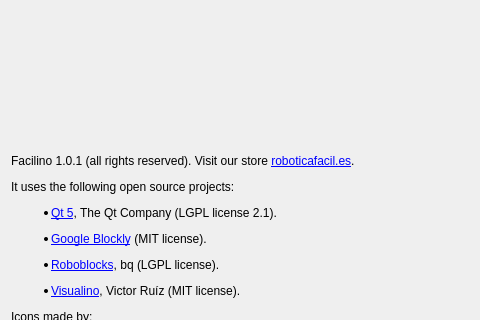
This is src/aboutdialog.ui in roboticafacil/facilino as Qt 5 draws it before an edit; both pictures show x 0 to 480 and y 192 to 512 of the 798 by 737 pixel window. The edited form follows.
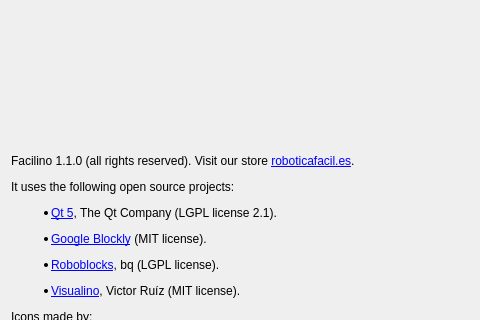
This is the edited form. Icons and pictures are not drawn.

Commit message: modified:   src/aboutdialog.ui 	modified:   ts/facilino_ca-es.qm 	modified:   ts/facilino_ca-es.ts 	modified:   ts/facilino_es-es.ts

Patch:
```diff
--- a/src/aboutdialog.ui
+++ b/src/aboutdialog.ui
@@ -39,7 +39,7 @@
    <item>
     <widget class="QLabel" name="label_4">
      <property name="text">
-      <string>&lt;html&gt;&lt;head/&gt;&lt;body&gt;&lt;p&gt;Facilino 1.0.1 (all rights reserved). Visit our store &lt;a href=&quot;https://roboticafacil.es&quot;&gt;&lt;span style=&quot; text-decoration: underline; color:#0000ff;&quot;&gt;roboticafacil.es&lt;/span&gt;&lt;/a&gt;.&lt;/p&gt;&lt;p&gt;It uses the following open source projects:&lt;/p&gt;&lt;ul style=&quot;margin-top: 0px; margin-bottom: 0px; margin-left: 0px; margin-right: 0px; -qt-list-indent: 1;&quot;&gt;&lt;li style=&quot; margin-top:12px; margin-bottom:0px; margin-left:0px; margin-right:0px; -qt-block-indent:0; text-indent:0px;&quot;&gt;&lt;a href=&quot;http://www.qt.io/&quot;&gt;&lt;span style=&quot; text-decoration: underline; color:#0000ff;&quot;&gt;Qt 5&lt;/span&gt;&lt;/a&gt;, The Qt Company (LGPL license 2.1).&lt;/li&gt;&lt;li style=&quot; margin-top:12px; margin-bottom:0px; margin-left:0px; margin-right:0px; -qt-block-indent:0; text-indent:0px;&quot;&gt;&lt;a href=&quot;https://developers.google.com/blockly/&quot;&gt;&lt;span style=&quot; text-decoration: underline; color:#0000ff;&quot;&gt;Google Blockly&lt;/span&gt;&lt;/a&gt; (MIT license).&lt;/li&gt;&lt;li style=&quot; margin-top:12px; margin-bottom:0px; margin-left:0px; margin-right:0px; -qt-block-indent:0; text-indent:0px;&quot;&gt;&lt;a href=&quot;https://github.com/bq/roboblocks&quot;&gt;&lt;span style=&quot; text-decoration: underline; color:#0000ff;&quot;&gt;Roboblocks&lt;/span&gt;&lt;/a&gt;, bq (LGPL license).&lt;/li&gt;&lt;li style=&quot; margin-top:12px; margin-bottom:0px; margin-left:0px; margin-right:0px; -qt-block-indent:0; text-indent:0px;&quot;&gt;&lt;a href=&quot;http://visualino.net&quot;&gt;&lt;span style=&quot; text-decoration: underline; color:#0000ff;&quot;&gt;Visualino&lt;/span&gt;&lt;/a&gt;, Victor Ruíz (MIT license).&lt;/li&gt;&lt;/ul&gt;&lt;p&gt;Icons made by:&lt;/p&gt;&lt;ul style=&quot;margin-top: 0px; margin-bottom: 0px; margin-left: 0px; margin-right: 0px; -qt-list-indent: 1;&quot;&gt;&lt;li style=&quot; margin-top:12px; margin-bottom:0px; margin-left:0px; margin-right:0px; -qt-block-indent:0; text-indent:0px;&quot;&gt;&lt;a href=&quot; http://www.flaticon.com/authors/madebyoliver&quot;&gt;&lt;span style=&quot; text-decoration: underline; color:#0000ff;&quot;&gt;Madebyoliver&lt;/span&gt;&lt;/a&gt; from &lt;a href=&quot; http://www.flaticon.com&quot;&gt;&lt;span style=&quot; text-decoration: underline; color:#0000ff;&quot;&gt;www.flaticon.com&lt;/span&gt;&lt;/a&gt; is licensed by &lt;a href=&quot;http://creativecommons.org/licenses/by/3.0/&quot;&gt;&lt;span style=&quot; text-decoration: underline; color:#0000ff;&quot;&gt;CC 3.0 BY&lt;/span&gt;&lt;/a&gt;&lt;a href=&quot;http://creativecommons.org/licenses/by/3.0/&quot;&gt;&lt;span style=&quot; text-decoration: underline; color:#000000;&quot;&gt;.&lt;/span&gt;&lt;/a&gt;&lt;/li&gt;&lt;/ul&gt;&lt;ul style=&quot;margin-top: 0px; margin-bottom: 0px; margin-left: 0px; margin-right: 0px; -qt-list-indent: 1;&quot;&gt;&lt;li style=&quot; margin-top:12px; margin-bottom:0px; margin-left:0px; margin-right:0px; -qt-block-indent:0; text-indent:0px;&quot;&gt;&lt;a href=&quot;http://www.freepik.com&quot;&gt;&lt;span style=&quot; text-decoration: underline; color:#0000ff;&quot;&gt;Freepik&lt;/span&gt;&lt;/a&gt; from &lt;a href=&quot; http://www.flaticon.com&quot;&gt;&lt;span style=&quot; text-decoration: underline; color:#0000ff;&quot;&gt;www.flaticon.com&lt;/span&gt;&lt;/a&gt; is licensed by &lt;a href=&quot;http://creativecommons.org/licenses/by/3.0/&quot;&gt;&lt;span style=&quot; text-decoration: underline; color:#0000ff;&quot;&gt;CC 3.0 BY&lt;/span&gt;&lt;/a&gt;&lt;a href=&quot;http://creativecommons.org/licenses/by/3.0/&quot;&gt;&lt;span style=&quot; text-decoration: underline; color:#000000;&quot;&gt;.&lt;/span&gt;&lt;/a&gt;&lt;/li&gt;&lt;/ul&gt;&lt;ul style=&quot;margin-top: 0px; margin-bottom: 0px; margin-left: 0px; margin-right: 0px; -qt-list-indent: 1;&quot;&gt;&lt;li style=&quot; margin-top:12px; margin-bottom:0px; margin-left:0px; margin-right:0px; -qt-block-indent:0; text-indent:0px;&quot;&gt;&lt;a href=&quot;http://www.flaticon.com/authors/plainicon&quot;&gt;&lt;span style=&quot; text-decoration: underline; color:#0000ff;&quot;&gt;Plainicon&lt;/span&gt;&lt;/a&gt; from &lt;a href=&quot; http://www.flaticon.com&quot;&gt;&lt;span style=&quot; text-decoration: underline; color:#0000ff;&quot;&gt;www.flaticon.com&lt;/span&gt;&lt;/a&gt; is licensed by &lt;a href=&quot;http://creativecommons.org/licenses/by/3.0/&quot;&gt;&lt;span style=&quot; text-decoration: underline; color:#0000ff;&quot;&gt;CC 3.0 BY&lt;/span&gt;&lt;/a&gt;&lt;a href=&quot;http://creativecommons.org/licenses/by/3.0/&quot;&gt;&lt;span style=&quot; text-decoration: underline; color:#000000;&quot;&gt;.&lt;/span&gt;&lt;/a&gt;&lt;/li&gt;&lt;/ul&gt;&lt;ul style=&quot;margin-top: 0px; margin-bottom: 0px; margin-left: 0px; margin-right: 0px; -qt-list-indent: 1;&quot;&gt;&lt;li style=&quot; margin-top:12px; margin-bottom:0px; margin-left:0px; margin-right:0px; -qt-block-indent:0; text-indent:0px;&quot;&gt;&lt;a href=&quot;http://www.flaticon.com/authors/gregor-cresnar&quot;&gt;&lt;span style=&quot; text-decoration: underline; color:#0000ff;&quot;&gt;Gregor Cresnar&lt;/span&gt;&lt;/a&gt; from &lt;a href=&quot; http://www.flaticon.com&quot;&gt;&lt;span style=&quot; text-decoration: underline; color:#0000ff;&quot;&gt;www.flaticon.com&lt;/span&gt;&lt;/a&gt; is licensed by &lt;a href=&quot;http://creativecommons.org/licenses/by/3.0/&quot;&gt;&lt;span style=&quot; text-decoration: underline; color:#0000ff;&quot;&gt;CC 3.0 BY&lt;/span&gt;&lt;/a&gt;&lt;a href=&quot;http://creativecommons.org/licenses/by/3.0/&quot;&gt;&lt;span style=&quot; text-decoration: underline; color:#000000;&quot;&gt;.&lt;/span&gt;&lt;/a&gt;&lt;/li&gt;&lt;/ul&gt;&lt;ul style=&quot;margin-top: 0px; margin-bottom: 0px; margin-left: 0px; margin-right: 0px; -qt-list-indent: 1;&quot;&gt;&lt;li style=&quot; margin-top:12px; margin-bottom:0px; margin-left:0px; margin-right:0px; -qt-block-indent:0; text-indent:0px;&quot;&gt;&lt;a href=&quot;http://www.flaticon.com/authors/vectors-market&quot;&gt;&lt;span style=&quot; text-decoration: underline; color:#0000ff;&quot;&gt;Vectors Market&lt;/span&gt;&lt;/a&gt; from &lt;a href=&quot; http://www.flaticon.com&quot;&gt;&lt;span style=&quot; text-decoration: underline; color:#0000ff;&quot;&gt;www.flaticon.com&lt;/span&gt;&lt;/a&gt; is licensed by &lt;a href=&quot;http://creativecommons.org/licenses/by/3.0/&quot;&gt;&lt;span style=&quot; text-decoration: underline; color:#0000ff;&quot;&gt;CC 3.0 BY&lt;/span&gt;&lt;/a&gt;&lt;a href=&quot;http://creativecommons.org/licenses/by/3.0/&quot;&gt;&lt;span style=&quot; text-decoration: underline; color:#000000;&quot;&gt;.&lt;/span&gt;&lt;/a&gt;&lt;/li&gt;&lt;/ul&gt;&lt;ul style=&quot;margin-top: 0px; margin-bottom: 0px; margin-left: 0px; margin-right: 0px; -qt-list-indent: 1;&quot;&gt;&lt;li style=&quot; margin-top:12px; margin-bottom:0px; margin-left:0px; margin-right:0px; -qt-block-indent:0; text-indent:0px;&quot;&gt;&lt;a href=&quot; http://www.flaticon.com/authors/google&quot;&gt;&lt;span style=&quot; text-decoration: underline; color:#0000ff;&quot;&gt;Google&lt;/span&gt;&lt;/a&gt; from &lt;a href=&quot; http://www.flaticon.com&quot;&gt;&lt;span style=&quot; text-decoration: underline; color:#0000ff;&quot;&gt;www.flaticon.com&lt;/span&gt;&lt;/a&gt; is licensed by &lt;a href=&quot;http://creativecommons.org/licenses/by/3.0/&quot;&gt;&lt;span style=&quot; text-decoration: underline; color:#0000ff;&quot;&gt;CC 3.0 BY&lt;/span&gt;&lt;/a&gt;&lt;a href=&quot;http://creativecommons.org/licenses/by/3.0/&quot;&gt;&lt;span style=&quot; text-decoration: underline; color:#000000;&quot;&gt;.&lt;/span&gt;&lt;/a&gt;&lt;/li&gt;&lt;/ul&gt;&lt;ul style=&quot;margin-top: 0px; margin-bottom: 0px; margin-left: 0px; margin-right: 0px; -qt-list-indent: 1;&quot;&gt;&lt;li style=&quot; margin-top:12px; margin-bottom:0px; margin-left:0px; margin-right:0px; -qt-block-indent:0; text-indent:0px;&quot;&gt;&lt;a href=&quot;http://www.flaticon.com/authors/dimitry-miroliubov&quot;&gt;&lt;span style=&quot; text-decoration: underline; color:#0000ff;&quot;&gt;Dimitry Miroliubov&lt;/span&gt;&lt;/a&gt; from &lt;a href=&quot;http://www.flaticon.com&quot;&gt;&lt;span style=&quot; text-decoration: underline; color:#0000ff;&quot;&gt;www.flaticon.com&lt;/span&gt;&lt;/a&gt; is licensed by &lt;a href=&quot;http://creativecommons.org/licenses/by/3.0/&quot;&gt;&lt;span style=&quot; text-decoration: underline; color:#0000ff;&quot;&gt;CC 3.0 BY&lt;/span&gt;&lt;/a&gt;.&lt;/li&gt;&lt;/ul&gt;&lt;/body&gt;&lt;/html&gt;</string>
+      <string>&lt;html&gt;&lt;head/&gt;&lt;body&gt;&lt;p&gt;Facilino 1.1.0 (all rights reserved). Visit our store &lt;a href=&quot;https://roboticafacil.es&quot;&gt;&lt;span style=&quot; text-decoration: underline; color:#0000ff;&quot;&gt;roboticafacil.es&lt;/span&gt;&lt;/a&gt;.&lt;/p&gt;&lt;p&gt;It uses the following open source projects:&lt;/p&gt;&lt;ul style=&quot;margin-top: 0px; margin-bottom: 0px; margin-left: 0px; margin-right: 0px; -qt-list-indent: 1;&quot;&gt;&lt;li style=&quot; margin-top:12px; margin-bottom:0px; margin-left:0px; margin-right:0px; -qt-block-indent:0; text-indent:0px;&quot;&gt;&lt;a href=&quot;http://www.qt.io/&quot;&gt;&lt;span style=&quot; text-decoration: underline; color:#0000ff;&quot;&gt;Qt 5&lt;/span&gt;&lt;/a&gt;, The Qt Company (LGPL license 2.1).&lt;/li&gt;&lt;li style=&quot; margin-top:12px; margin-bottom:0px; margin-left:0px; margin-right:0px; -qt-block-indent:0; text-indent:0px;&quot;&gt;&lt;a href=&quot;https://developers.google.com/blockly/&quot;&gt;&lt;span style=&quot; text-decoration: underline; color:#0000ff;&quot;&gt;Google Blockly&lt;/span&gt;&lt;/a&gt; (MIT license).&lt;/li&gt;&lt;li style=&quot; margin-top:12px; margin-bottom:0px; margin-left:0px; margin-right:0px; -qt-block-indent:0; text-indent:0px;&quot;&gt;&lt;a href=&quot;https://github.com/bq/roboblocks&quot;&gt;&lt;span style=&quot; text-decoration: underline; color:#0000ff;&quot;&gt;Roboblocks&lt;/span&gt;&lt;/a&gt;, bq (LGPL license).&lt;/li&gt;&lt;li style=&quot; margin-top:12px; margin-bottom:0px; margin-left:0px; margin-right:0px; -qt-block-indent:0; text-indent:0px;&quot;&gt;&lt;a href=&quot;http://visualino.net&quot;&gt;&lt;span style=&quot; text-decoration: underline; color:#0000ff;&quot;&gt;Visualino&lt;/span&gt;&lt;/a&gt;, Victor Ruíz (MIT license).&lt;/li&gt;&lt;/ul&gt;&lt;p&gt;Icons made by:&lt;/p&gt;&lt;ul style=&quot;margin-top: 0px; margin-bottom: 0px; margin-left: 0px; margin-right: 0px; -qt-list-indent: 1;&quot;&gt;&lt;li style=&quot; margin-top:12px; margin-bottom:0px; margin-left:0px; margin-right:0px; -qt-block-indent:0; text-indent:0px;&quot;&gt;&lt;a href=&quot; http://www.flaticon.com/authors/madebyoliver&quot;&gt;&lt;span style=&quot; text-decoration: underline; color:#0000ff;&quot;&gt;Madebyoliver&lt;/span&gt;&lt;/a&gt; from &lt;a href=&quot; http://www.flaticon.com&quot;&gt;&lt;span style=&quot; text-decoration: underline; color:#0000ff;&quot;&gt;www.flaticon.com&lt;/span&gt;&lt;/a&gt; is licensed by &lt;a href=&quot;http://creativecommons.org/licenses/by/3.0/&quot;&gt;&lt;span style=&quot; text-decoration: underline; color:#0000ff;&quot;&gt;CC 3.0 BY&lt;/span&gt;&lt;/a&gt;&lt;a href=&quot;http://creativecommons.org/licenses/by/3.0/&quot;&gt;&lt;span style=&quot; text-decoration: underline; color:#000000;&quot;&gt;.&lt;/span&gt;&lt;/a&gt;&lt;/li&gt;&lt;/ul&gt;&lt;ul style=&quot;margin-top: 0px; margin-bottom: 0px; margin-left: 0px; margin-right: 0px; -qt-list-indent: 1;&quot;&gt;&lt;li style=&quot; margin-top:12px; margin-bottom:0px; margin-left:0px; margin-right:0px; -qt-block-indent:0; text-indent:0px;&quot;&gt;&lt;a href=&quot;http://www.freepik.com&quot;&gt;&lt;span style=&quot; text-decoration: underline; color:#0000ff;&quot;&gt;Freepik&lt;/span&gt;&lt;/a&gt; from &lt;a href=&quot; http://www.flaticon.com&quot;&gt;&lt;span style=&quot; text-decoration: underline; color:#0000ff;&quot;&gt;www.flaticon.com&lt;/span&gt;&lt;/a&gt; is licensed by &lt;a href=&quot;http://creativecommons.org/licenses/by/3.0/&quot;&gt;&lt;span style=&quot; text-decoration: underline; color:#0000ff;&quot;&gt;CC 3.0 BY&lt;/span&gt;&lt;/a&gt;&lt;a href=&quot;http://creativecommons.org/licenses/by/3.0/&quot;&gt;&lt;span style=&quot; text-decoration: underline; color:#000000;&quot;&gt;.&lt;/span&gt;&lt;/a&gt;&lt;/li&gt;&lt;/ul&gt;&lt;ul style=&quot;margin-top: 0px; margin-bottom: 0px; margin-left: 0px; margin-right: 0px; -qt-list-indent: 1;&quot;&gt;&lt;li style=&quot; margin-top:12px; margin-bottom:0px; margin-left:0px; margin-right:0px; -qt-block-indent:0; text-indent:0px;&quot;&gt;&lt;a href=&quot;http://www.flaticon.com/authors/plainicon&quot;&gt;&lt;span style=&quot; text-decoration: underline; color:#0000ff;&quot;&gt;Plainicon&lt;/span&gt;&lt;/a&gt; from &lt;a href=&quot; http://www.flaticon.com&quot;&gt;&lt;span style=&quot; text-decoration: underline; color:#0000ff;&quot;&gt;www.flaticon.com&lt;/span&gt;&lt;/a&gt; is licensed by &lt;a href=&quot;http://creativecommons.org/licenses/by/3.0/&quot;&gt;&lt;span style=&quot; text-decoration: underline; color:#0000ff;&quot;&gt;CC 3.0 BY&lt;/span&gt;&lt;/a&gt;&lt;a href=&quot;http://creativecommons.org/licenses/by/3.0/&quot;&gt;&lt;span style=&quot; text-decoration: underline; color:#000000;&quot;&gt;.&lt;/span&gt;&lt;/a&gt;&lt;/li&gt;&lt;/ul&gt;&lt;ul style=&quot;margin-top: 0px; margin-bottom: 0px; margin-left: 0px; margin-right: 0px; -qt-list-indent: 1;&quot;&gt;&lt;li style=&quot; margin-top:12px; margin-bottom:0px; margin-left:0px; margin-right:0px; -qt-block-indent:0; text-indent:0px;&quot;&gt;&lt;a href=&quot;http://www.flaticon.com/authors/gregor-cresnar&quot;&gt;&lt;span style=&quot; text-decoration: underline; color:#0000ff;&quot;&gt;Gregor Cresnar&lt;/span&gt;&lt;/a&gt; from &lt;a href=&quot; http://www.flaticon.com&quot;&gt;&lt;span style=&quot; text-decoration: underline; color:#0000ff;&quot;&gt;www.flaticon.com&lt;/span&gt;&lt;/a&gt; is licensed by &lt;a href=&quot;http://creativecommons.org/licenses/by/3.0/&quot;&gt;&lt;span style=&quot; text-decoration: underline; color:#0000ff;&quot;&gt;CC 3.0 BY&lt;/span&gt;&lt;/a&gt;&lt;a href=&quot;http://creativecommons.org/licenses/by/3.0/&quot;&gt;&lt;span style=&quot; text-decoration: underline; color:#000000;&quot;&gt;.&lt;/span&gt;&lt;/a&gt;&lt;/li&gt;&lt;/ul&gt;&lt;ul style=&quot;margin-top: 0px; margin-bottom: 0px; margin-left: 0px; margin-right: 0px; -qt-list-indent: 1;&quot;&gt;&lt;li style=&quot; margin-top:12px; margin-bottom:0px; margin-left:0px; margin-right:0px; -qt-block-indent:0; text-indent:0px;&quot;&gt;&lt;a href=&quot;http://www.flaticon.com/authors/vectors-market&quot;&gt;&lt;span style=&quot; text-decoration: underline; color:#0000ff;&quot;&gt;Vectors Market&lt;/span&gt;&lt;/a&gt; from &lt;a href=&quot; http://www.flaticon.com&quot;&gt;&lt;span style=&quot; text-decoration: underline; color:#0000ff;&quot;&gt;www.flaticon.com&lt;/span&gt;&lt;/a&gt; is licensed by &lt;a href=&quot;http://creativecommons.org/licenses/by/3.0/&quot;&gt;&lt;span style=&quot; text-decoration: underline; color:#0000ff;&quot;&gt;CC 3.0 BY&lt;/span&gt;&lt;/a&gt;&lt;a href=&quot;http://creativecommons.org/licenses/by/3.0/&quot;&gt;&lt;span style=&quot; text-decoration: underline; color:#000000;&quot;&gt;.&lt;/span&gt;&lt;/a&gt;&lt;/li&gt;&lt;/ul&gt;&lt;ul style=&quot;margin-top: 0px; margin-bottom: 0px; margin-left: 0px; margin-right: 0px; -qt-list-indent: 1;&quot;&gt;&lt;li style=&quot; margin-top:12px; margin-bottom:0px; margin-left:0px; margin-right:0px; -qt-block-indent:0; text-indent:0px;&quot;&gt;&lt;a href=&quot; http://www.flaticon.com/authors/google&quot;&gt;&lt;span style=&quot; text-decoration: underline; color:#0000ff;&quot;&gt;Google&lt;/span&gt;&lt;/a&gt; from &lt;a href=&quot; http://www.flaticon.com&quot;&gt;&lt;span style=&quot; text-decoration: underline; color:#0000ff;&quot;&gt;www.flaticon.com&lt;/span&gt;&lt;/a&gt; is licensed by &lt;a href=&quot;http://creativecommons.org/licenses/by/3.0/&quot;&gt;&lt;span style=&quot; text-decoration: underline; color:#0000ff;&quot;&gt;CC 3.0 BY&lt;/span&gt;&lt;/a&gt;&lt;a href=&quot;http://creativecommons.org/licenses/by/3.0/&quot;&gt;&lt;span style=&quot; text-decoration: underline; color:#000000;&quot;&gt;.&lt;/span&gt;&lt;/a&gt;&lt;/li&gt;&lt;/ul&gt;&lt;ul style=&quot;margin-top: 0px; margin-bottom: 0px; margin-left: 0px; margin-right: 0px; -qt-list-indent: 1;&quot;&gt;&lt;li style=&quot; margin-top:12px; margin-bottom:0px; margin-left:0px; margin-right:0px; -qt-block-indent:0; text-indent:0px;&quot;&gt;&lt;a href=&quot;http://www.flaticon.com/authors/dimitry-miroliubov&quot;&gt;&lt;span style=&quot; text-decoration: underline; color:#0000ff;&quot;&gt;Dimitry Miroliubov&lt;/span&gt;&lt;/a&gt; from &lt;a href=&quot;http://www.flaticon.com&quot;&gt;&lt;span style=&quot; text-decoration: underline; color:#0000ff;&quot;&gt;www.flaticon.com&lt;/span&gt;&lt;/a&gt; is licensed by &lt;a href=&quot;http://creativecommons.org/licenses/by/3.0/&quot;&gt;&lt;span style=&quot; text-decoration: underline; color:#0000ff;&quot;&gt;CC 3.0 BY&lt;/span&gt;&lt;/a&gt;.&lt;/li&gt;&lt;/ul&gt;&lt;/body&gt;&lt;/html&gt;</string>
      </property>
      <property name="wordWrap">
       <bool>true</bool>
```
The commit also changes 3 other files.
